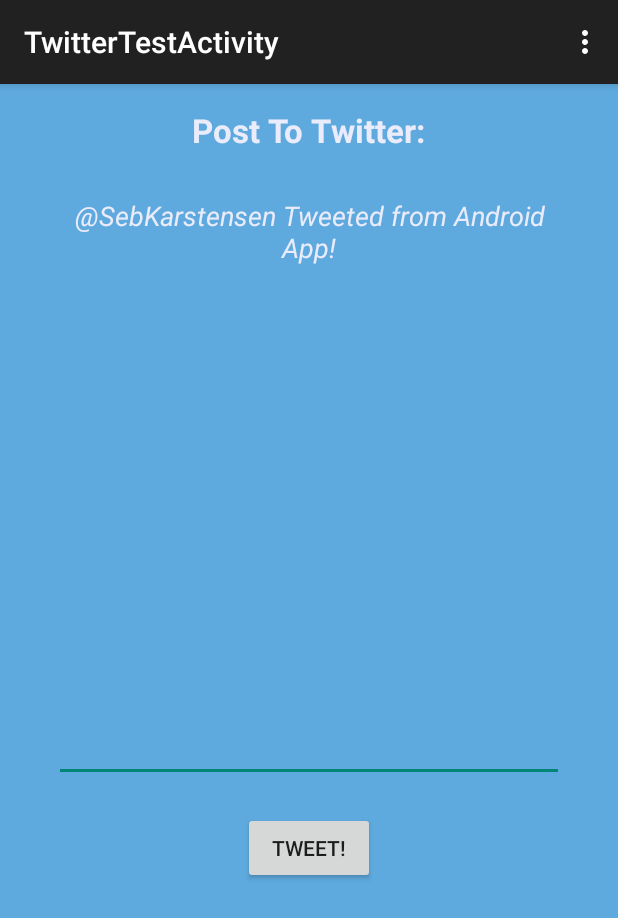
After one commit to SebastianKarstensen/CIS454, an Android app: the TwitterTestActivity screen opened directly, with no data from a screen before it, on a phone screen of 412 x 824 dp. The commit adds this screen. Shown: the top 918 px of the screen. Run offline under Robolectric (Android 15) with nearby library versions, the light colour scheme and no system bars.

Commit message:
Added TwitterTest-activity

```diff
--- a/Autobook/app/src/main/AndroidManifest.xml
+++ b/Autobook/app/src/main/AndroidManifest.xml
@@ -16,6 +16,10 @@
                 <category android:name="android.intent.category.LAUNCHER" />
             </intent-filter>
         </activity>
+        <activity
+            android:name=".TestActivities.TwitterTestActivity"
+            android:label="@string/title_activity_twitter_test" >
+        </activity>
     </application>
 
 </manifest>
--- /dev/null
+++ b/Autobook/app/src/main/java/com/autobook/cis454/autobook/TestActivities/TwitterTestActivity.java
@@ -0,0 +1,67 @@
+package com.autobook.cis454.autobook.TestActivities;
+
+import android.support.v7.app.ActionBarActivity;
+import android.support.v7.app.ActionBar;
+import android.support.v4.app.Fragment;
+import android.os.Bundle;
+import android.view.LayoutInflater;
+import android.view.Menu;
+import android.view.MenuItem;
+import android.view.View;
+import android.view.ViewGroup;
+import android.os.Build;
+
+import com.autobook.cis454.autobook.R;
+
+public class TwitterTestActivity extends ActionBarActivity {
+
+    @Override
+    protected void onCreate(Bundle savedInstanceState) {
+        super.onCreate(savedInstanceState);
+        setContentView(R.layout.activity_twitter_test);
+        if (savedInstanceState == null) {
+            getSupportFragmentManager().beginTransaction()
+                    .add(R.id.container, new PlaceholderFragment())
+                    .commit();
+        }
+    }
+
+
+    @Override
+    public boolean onCreateOptionsMenu(Menu menu) {
+        // Inflate the menu; this adds items to the action bar if it is present.
+        getMenuInflater().inflate(R.menu.menu_twitter_test, menu);
+        return true;
+    }
+
+    @Override
+    public boolean onOptionsItemSelected(MenuItem item) {
+        // Handle action bar item clicks here. The action bar will
+        // automatically handle clicks on the Home/Up button, so long
+        // as you specify a parent activity in AndroidManifest.xml.
+        int id = item.getItemId();
+
+        //noinspection SimplifiableIfStatement
+        if (id == R.id.action_settings) {
+            return true;
+        }
+
+        return super.onOptionsItemSelected(item);
+    }
+
+    /**
+     * A placeholder fragment containing a simple view.
+     */
+    public static class PlaceholderFragment extends Fragment {
+
+        public PlaceholderFragment() {
+        }
+
+        @Override
+        public View onCreateView(LayoutInflater inflater, ViewGroup container,
+                                 Bundle savedInstanceState) {
+            View rootView = inflater.inflate(R.layout.fragment_twitter_test, container, false);
+            return rootView;
+        }
+    }
+}
--- /dev/null
+++ b/Autobook/app/src/main/res/layout/activity_twitter_test.xml
@@ -0,0 +1,5 @@
+<FrameLayout xmlns:android="http://schemas.android.com/apk/res/android"
+    xmlns:tools="http://schemas.android.com/tools" android:id="@+id/container"
+    android:layout_width="match_parent" android:layout_height="match_parent"
+    tools:context="com.autobook.cis454.autobook.TestActivities.TwitterTestActivity"
+    tools:ignore="MergeRootFrame" />
--- /dev/null
+++ b/Autobook/app/src/main/res/layout/fragment_twitter_test.xml
@@ -0,0 +1,42 @@
+<RelativeLayout xmlns:android="http://schemas.android.com/apk/res/android"
+    xmlns:tools="http://schemas.android.com/tools" android:layout_width="match_parent"
+    android:layout_height="match_parent" android:paddingLeft="@dimen/activity_horizontal_margin"
+    android:paddingRight="@dimen/activity_horizontal_margin"
+    android:paddingTop="@dimen/activity_vertical_margin"
+    android:paddingBottom="@dimen/activity_vertical_margin"
+    tools:context="com.autobook.cis454.autobook.TestActivities.TwitterTestActivity$PlaceholderFragment"
+    android:background="@color/twitter_standard">
+
+    <TextView
+        android:layout_width="wrap_content"
+        android:layout_height="wrap_content"
+        android:textAppearance="?android:attr/textAppearanceLarge"
+        android:text="Post To Twitter:"
+        android:id="@+id/textView"
+        android:layout_alignParentTop="true"
+        android:layout_centerHorizontal="true"
+        android:textColor="#f5efeefc"
+        android:textStyle="bold" />
+
+    <EditText
+        android:layout_width="fill_parent"
+        android:layout_height="400dp"
+        android:inputType="textMultiLine"
+        android:ems="10"
+        android:id="@+id/editText"
+        android:layout_below="@+id/textView"
+        android:layout_centerHorizontal="true"
+        android:layout_margin="20dp"
+        android:text="\@SebKarstensen Tweeted from Android App!"
+        android:textColor="#f5efeefc"
+        android:gravity="center_horizontal"
+        android:textStyle="italic" />
+
+    <Button
+        android:layout_width="wrap_content"
+        android:layout_height="wrap_content"
+        android:text="Tweet!"
+        android:id="@+id/button"
+        android:layout_below="@+id/editText"
+        android:layout_centerHorizontal="true" />
+</RelativeLayout>
--- /dev/null
+++ b/Autobook/app/src/main/res/menu/menu_twitter_test.xml
@@ -0,0 +1,7 @@
+<menu xmlns:android="http://schemas.android.com/apk/res/android"
+    xmlns:app="http://schemas.android.com/apk/res-auto"
+    xmlns:tools="http://schemas.android.com/tools"
+    tools:context="com.autobook.cis454.autobook.TestActivities.TwitterTestActivity">
+    <item android:id="@+id/action_settings" android:title="@string/action_settings"
+        android:orderInCategory="100" app:showAsAction="never" />
+</menu>
--- /dev/null
+++ b/Autobook/app/src/main/res/values/colors.xml
@@ -0,0 +1,6 @@
+<?xml version="1.0" encoding="utf-8"?>
+<resources>
+
+    <color name="twitter_standard">#5EA9DD</color>
+
+</resources>
--- a/Autobook/app/src/main/res/values/strings.xml
+++ b/Autobook/app/src/main/res/values/strings.xml
@@ -4,5 +4,6 @@
     <string name="app_name">Autobook</string>
     <string name="hello_world">Hello world!</string>
     <string name="action_settings">Settings</string>
+    <string name="title_activity_twitter_test">TwitterTestActivity</string>
 
 </resources>
```
